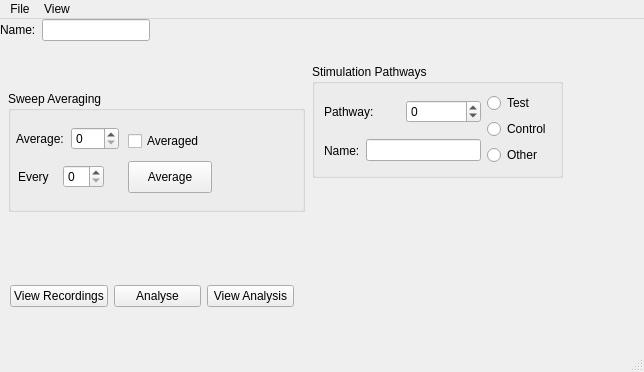
Above: plugins/LTPWindow.ui from ctigaret/scipyen before the change. Below: the same form after it.
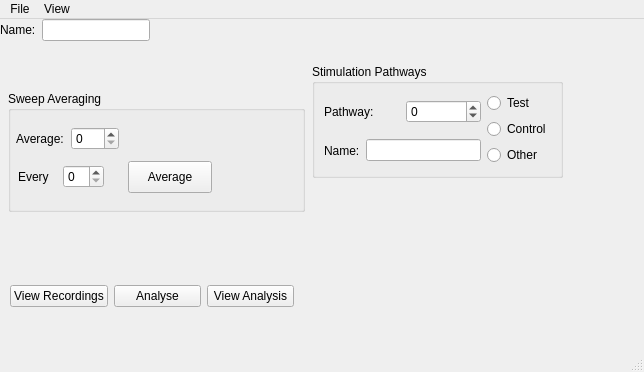
That is the form after the change.

```diff
--- a/plugins/LTPWindow.ui
+++ b/plugins/LTPWindow.ui
@@ -42,19 +42,6 @@
       <string>Average</string>
      </property>
     </widget>
-    <widget class="QCheckBox" name="dataIsMinuteAvegaredCheckBox">
-     <property name="geometry">
-      <rect>
-       <x>120</x>
-       <y>40</y>
-       <width>77</width>
-       <height>20</height>
-      </rect>
-     </property>
-     <property name="text">
-      <string>Averaged</string>
-     </property>
-    </widget>
     <widget class="QWidget" name="">
      <property name="geometry">
       <rect>
```
